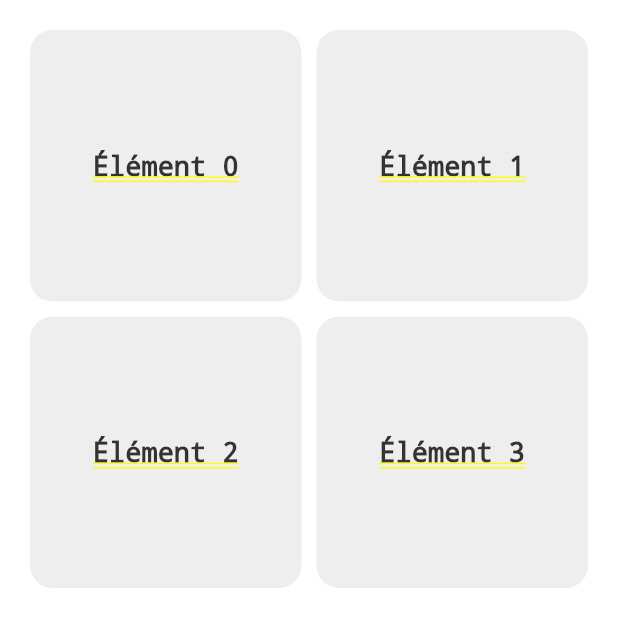
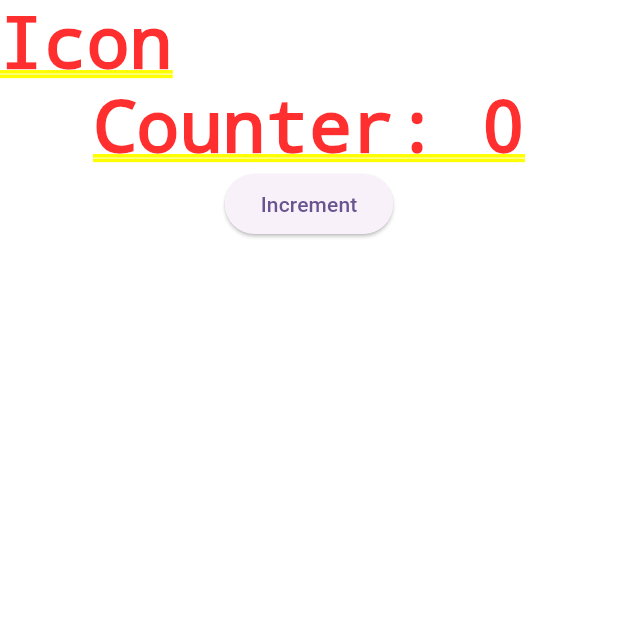
Before and after one commit to LaChancee/hygie-mobile, a Flutter app: the screen it shows after launch, on a phone screen of 412 x 824 dp. Shown: the top 627 px of the screen. Run offline on Flutter 3.47's test engine with Material 3 defaults, Android fonts, the phone set to English and light mode, and no system bars.

Commit message:
Add topBar

```diff
--- a/lib/main.dart
+++ b/lib/main.dart
@@ -1,5 +1,5 @@
 import 'package:flutter/material.dart';
-import 'package:hygie_mobile/presentation/home/home_view.dart';
+import 'package:hygie_mobile/presentation/home/dashboard_tab.dart';
 
 void main() {
   runApp(const MyApp());
@@ -32,7 +32,7 @@ class MyApp extends StatelessWidget {
         colorScheme: ColorScheme.fromSeed(seedColor: Colors.deepPurple),
         useMaterial3: true,
       ),
-      home: DashboardPage(),
+      home: DashboardTab(),
     );
   }
 }
--- /dev/null
+++ b/lib/presentation/home/dashboard_tab.dart
@@ -0,0 +1,32 @@
+import 'package:flutter/material.dart';
+import 'package:flutter/widgets.dart';
+import 'package:hygie_mobile/presentation/home/top_bar.dart';
+
+class DashboardTab extends StatefulWidget {
+  @override
+  _DashboardTabState createState() => _DashboardTabState();
+}
+
+class _DashboardTabState extends State<DashboardTab> {
+  int counter = 0;
+
+  void increment() {
+    setState(() {
+      counter++;
+    });
+  }
+
+  @override
+  Widget build(BuildContext context) {
+    return Column(
+      children: [
+        TopBar(),
+        Text('Counter: $counter'),
+        ElevatedButton(
+          onPressed: increment,
+          child: Text('Increment'),
+        ),
+      ],
+    );
+  }
+}
--- a/lib/presentation/home/home_view.dart
+++ /dev/null
@@ -1,44 +0,0 @@
-import 'package:flutter/widgets.dart';  // Utilise uniquement widgets.dart
-
-class DashboardPage extends StatelessWidget {
-  @override
-  Widget build(BuildContext context) {
-    return Container(
-      padding: const EdgeInsets.all(20.0),
-      child: Column(
-        children: [
-          Expanded(
-            child: _buildCustomGrid(),
-          ),
-          SizedBox(height: 20),  // Ajoute un espace en bas
-          // Ajouter d'autres éléments ici si nécessaire
-        ],
-      ),
-    );
-  }
-
-  Widget _buildCustomGrid() {
-    return GridView.builder(
-      gridDelegate: SliverGridDelegateWithFixedCrossAxisCount(
-        crossAxisCount: 2,   // Par exemple, 2 colonnes
-        crossAxisSpacing: 10,
-        mainAxisSpacing: 10,
-      ),
-      itemCount: 4,   // Mettre le nombre d'éléments à afficher
-      itemBuilder: (context, index) {
-        return Container(
-          decoration: BoxDecoration(
-            color: Color(0xFFEEEEEE), // Couleur du conteneur
-            borderRadius: BorderRadius.circular(15),
-          ),
-          child: Center(
-            child: Text(
-              'Élément $index',
-              style: TextStyle(fontSize: 18, color: Color(0xFF333333)),
-            ),
-          ),
-        );
-      },
-    );
-  }
-}
--- /dev/null
+++ b/lib/presentation/home/top_bar.dart
@@ -0,0 +1,20 @@
+import 'package:flutter/widgets.dart';
+
+class TopBar extends StatefulWidget {
+  const TopBar({super.key});
+
+  @override
+  State<TopBar> createState() => _TopBarState();
+}
+
+class _TopBarState extends State<TopBar> {
+  @override
+  Widget build(BuildContext context) {
+    return Row(
+      children: [
+        Text('Icon'),
+
+      ],
+    );
+  }
+}
```
